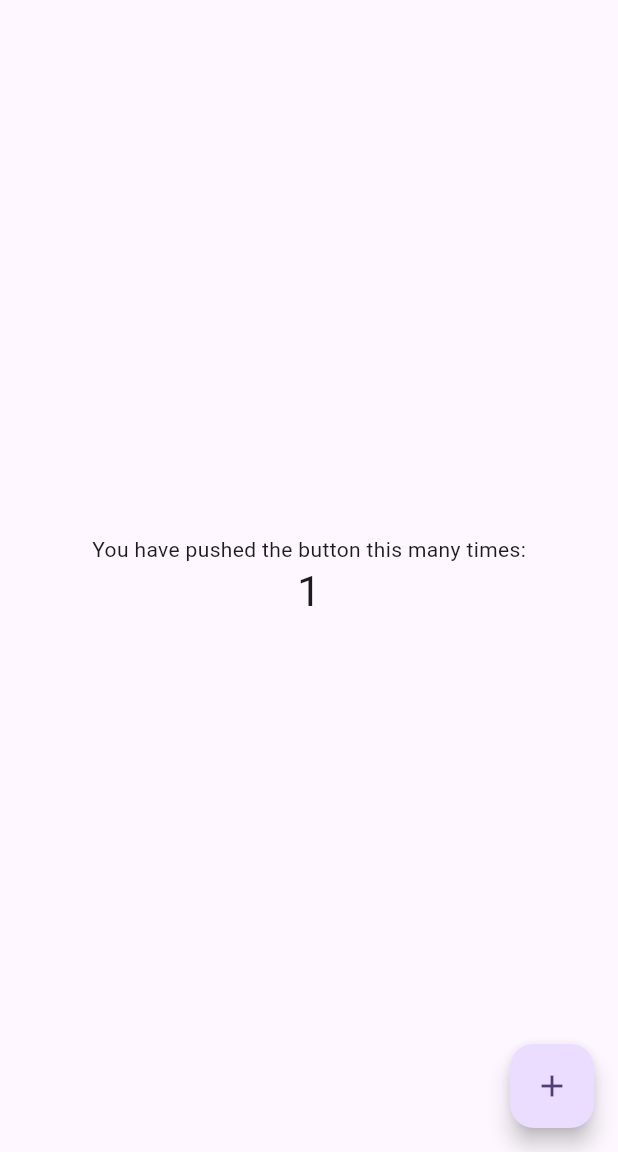
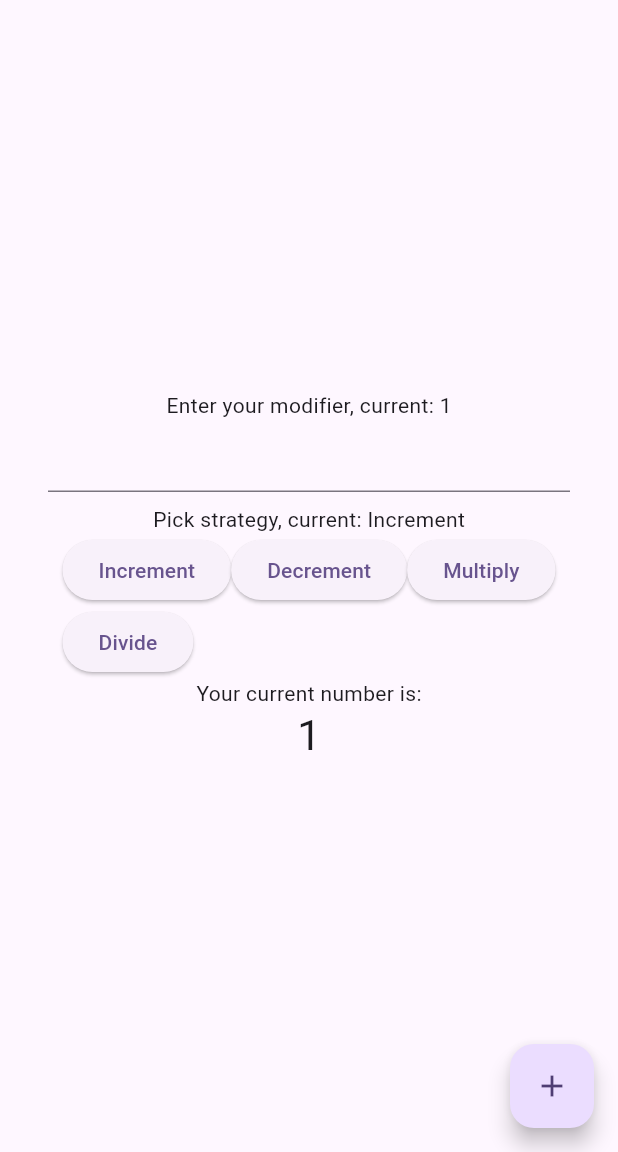
Before and after one commit to Ayman-Barghout/flutter_testing_overview, a Flutter app: the screen it shows after launch, after a tap on the "add" icon, on a phone screen of 412 x 824 dp, the part 84-1236 px from its top. Run offline on Flutter 3.47's test engine with Material 3 defaults, Android fonts, the phone set to English and light mode, and no system bars; our stand-ins replace get_it, shared_preferences; statements that could not run were skipped.

Commit message:
Almost the final version of the app

```diff
--- /dev/null
+++ b/lib/Data/storage_service.dart
@@ -0,0 +1,50 @@
+import 'package:shared_preferences/shared_preferences.dart';
+import 'package:testing/Domain/counter_strategy.dart';
+
+abstract class StorageService {
+  Future<void> saveCounter(int counter);
+  Future<void> saveStrategy(CounterStrategy strategy);
+  int loadCounter();
+  CounterStrategy loadStrategy();
+}
+
+class SharedPreferencesStorageService implements StorageService {
+  SharedPreferencesStorageService(this._preferences);
+
+  final SharedPreferences _preferences;
+
+  @override
+  Future<void> saveCounter(int counter) async {
+    await _preferences.setInt('counter', counter);
+  }
+
+  @override
+  Future<void> saveStrategy(CounterStrategy strategy) async {
+    await _preferences.setString('strategy', strategy.label);
+    await _preferences.setInt('modifier', strategy.modifier);
+  }
+
+  @override
+  int loadCounter() {
+    return _preferences.getInt('counter') ?? 0;
+  }
+
+  @override
+  CounterStrategy loadStrategy() {
+    final strategy = _preferences.getString('strategy');
+    final modifier = _preferences.getInt('modifier') ?? 1;
+    final strategies = [
+      IncrementStrategy(),
+      DecrementStrategy(),
+      MultiplyStrategy(),
+      DivideStrategy(),
+    ];
+
+    final savedStrategy = strategies.firstWhere(
+      (element) => element.label == strategy,
+      orElse: () => IncrementStrategy(),
+    );
+
+    return savedStrategy..modifier = modifier;
+  }
+}
--- /dev/null
+++ b/lib/Domain/counter_strategy.dart
@@ -0,0 +1,46 @@
+abstract class CounterStrategy {
+  int change(int number);
+  String get label;
+  int modifier = 1;
+}
+
+class IncrementStrategy extends CounterStrategy {
+  @override
+  int change(int number) {
+    return number + modifier;
+  }
+
+  @override
+  String get label => 'Increment';
+}
+
+class DecrementStrategy extends CounterStrategy {
+  @override
+  int change(int number) {
+    return number - modifier;
+  }
+
+  @override
+  String get label => 'Decrement';
+}
+
+class MultiplyStrategy extends CounterStrategy {
+  @override
+  int change(int number) {
+    return number * modifier;
+  }
+
+  @override
+  String get label => 'Multiply';
+}
+
+class DivideStrategy extends CounterStrategy {
+  @override
+  int change(int number) {
+    if (number == 0) return 0;
+    return (number / modifier).round();
+  }
+
+  @override
+  String get label => 'Divide';
+}
--- /dev/null
+++ b/lib/Presentation/app.dart
@@ -0,0 +1,103 @@
+import 'package:flutter/material.dart';
+import 'package:get_it/get_it.dart';
+import 'package:testing/Domain/counter_strategy.dart';
+import 'package:testing/Data/storage_service.dart';
+import 'package:testing/Presentation/strategy_picker.dart';
+
+class TestApp extends StatelessWidget {
+  const TestApp({super.key});
+
+  @override
+  Widget build(BuildContext context) {
+    return MaterialApp(
+      title: 'Flutter Demo',
+      theme: ThemeData(
+        colorScheme: ColorScheme.fromSeed(seedColor: Colors.deepPurple),
+        useMaterial3: true,
+      ),
+      home: const MyHomePage(title: 'Flutter Demo Home Page'),
+    );
+  }
+}
+
+class MyHomePage extends StatefulWidget {
+  const MyHomePage({super.key, required this.title});
+
+  final String title;
+
+  @override
+  State<MyHomePage> createState() => _MyHomePageState();
+}
+
+class _MyHomePageState extends State<MyHomePage> {
+  int _counter = 0;
+  CounterStrategy _strategy = IncrementStrategy();
+
+  @override
+  void initState() {
+    super.initState();
+    _counter = GetIt.I.get<StorageService>().loadCounter();
+    _strategy = GetIt.I.get<StorageService>().loadStrategy();
+  }
+
+  void _changeCounter() {
+    setState(() => _counter = _strategy.change(_counter));
+    GetIt.I.get<StorageService>().saveCounter(_counter);
+  }
+
+  void _updateStrategy(CounterStrategy strategy) {
+    setState(() => _strategy = strategy);
+    GetIt.I.get<StorageService>().saveStrategy(strategy);
+  }
+
+  @override
+  Widget build(BuildContext context) {
+    return Scaffold(
+      appBar: AppBar(
+        backgroundColor: Theme.of(context).colorScheme.inversePrimary,
+        title: Text(widget.title),
+      ),
+      body: Center(
+        child: Column(
+          mainAxisAlignment: MainAxisAlignment.center,
+          children: <Widget>[
+            Text('Enter your modifier, current: ${_strategy.modifier}'),
+            Padding(
+              padding: const EdgeInsets.symmetric(horizontal: 32),
+              child: TextField(
+                keyboardType: TextInputType.number,
+                onChanged: (value) {
+                  final number = int.tryParse(value);
+                  if (number == null) return;
+                  final strategy = _strategy..modifier = number;
+                  _updateStrategy(strategy);
+                },
+              ),
+            ),
+            const SizedBox(height: 8),
+            Text('Pick strategy, current: ${_strategy.label}'),
+            StrategyPicker(
+              onSelected: (strategy) {
+                final effectiveStrategy = (strategy..modifier = _strategy.modifier);
+
+                _updateStrategy(effectiveStrategy);
+              },
+            ),
+            const Text(
+              'Your current number is:',
+            ),
+            Text(
+              '$_counter',
+              style: Theme.of(context).textTheme.headlineMedium,
+            ),
+          ],
+        ),
+      ),
+      floatingActionButton: FloatingActionButton(
+        onPressed: _changeCounter,
+        tooltip: 'ChangeNumber',
+        child: const Icon(Icons.add),
+      ), // This trailing comma makes auto-formatting nicer for build methods.
+    );
+  }
+}
--- /dev/null
+++ b/lib/Presentation/strategy_picker.dart
@@ -0,0 +1,28 @@
+import 'package:flutter/material.dart';
+import 'package:testing/Domain/counter_strategy.dart';
+
+class StrategyPicker extends StatelessWidget {
+  const StrategyPicker({required this.onSelected, super.key});
+
+  final ValueChanged<CounterStrategy> onSelected;
+
+  @override
+  Widget build(BuildContext context) {
+    final strategies = <CounterStrategy>[
+      IncrementStrategy(),
+      DecrementStrategy(),
+      MultiplyStrategy(),
+      DivideStrategy(),
+    ];
+    return Wrap(
+      children: strategies
+          .map(
+            (strategy) => ElevatedButton(
+              onPressed: () => onSelected(strategy),
+              child: Text(strategy.label),
+            ),
+          )
+          .toList(),
+    );
+  }
+}
--- a/lib/counter_strategy.dart
+++ /dev/null
@@ -1,33 +0,0 @@
-abstract class CounterStrategy {
-  int change(int number);
-}
-
-class IncrementStrategy implements CounterStrategy {
-  @override
-  int change(int number){
-    return number +1;
-  }
-}
-
-
-class DecrementStrategy implements CounterStrategy {
-  @override
-  int change(int number){
-    return number - 1;
-  }
-}
-
-class MultiplyStrategy implements CounterStrategy {
-  @override
-  int change(int number){
-    return number * number;
-  }
-}
-
-class DivideStrategy implements CounterStrategy {
-  @override
-  int change(int number){
-    if(number == 0) return 0;
-    return number / number;
-  }
-}
--- a/lib/main.dart
+++ b/lib/main.dart
@@ -1,70 +1,19 @@
 import 'package:flutter/material.dart';
+import 'package:get_it/get_it.dart';
+import 'package:shared_preferences/shared_preferences.dart';
+import 'package:testing/Presentation/app.dart';
+import 'package:testing/Data/storage_service.dart';
 
 void main() {
-  runApp(const MyApp());
+  WidgetsFlutterBinding.ensureInitialized();
+
+  GetIt.I.registerSingletonAsync<SharedPreferences>(
+    () async => await SharedPreferences.getInstance(),
+  );
+
+  GetIt.I.registerSingleton<StorageService>(
+    SharedPreferencesStorageService(GetIt.I<SharedPreferences>()),
+  );
+
+  runApp(const TestApp());
 }
-
-class MyApp extends StatelessWidget {
-  const MyApp({super.key});
-
-  @override
-  Widget build(BuildContext context) {
-    return MaterialApp(
-      title: 'Flutter Demo',
-      theme: ThemeData(
-        colorScheme: ColorScheme.fromSeed(seedColor: Colors.deepPurple),
-        useMaterial3: true,
-      ),
-      home: const MyHomePage(title: 'Flutter Demo Home Page'),
-    );
-  }
-}
-
-class MyHomePage extends StatefulWidget {
-  const MyHomePage({super.key, required this.title});
-
-  final String title;
-
-  @override
-  State<MyHomePage> createState() => _MyHomePageState();
-}
-
-class _MyHomePageState extends State<MyHomePage> {
-  int _counter = 0;
-
-  void _incrementCounter() {
-    setState(() {
-      _counter++;
-    });
-  }
-
-  @override
-  Widget build(BuildContext context) {
-    return Scaffold(
-      appBar: AppBar(
-        backgroundColor: Theme.of(context).colorScheme.inversePrimary,
-        title: Text(widget.title),
-      ),
-      body: Center(
-
-        child: Column(
-          mainAxisAlignment: MainAxisAlignment.center,
-          children: <Widget>[
-            const Text(
-              'You have pushed the button this many times:',
-            ),
-            Text(
-              '$_counter',
-              style: Theme.of(context).textTheme.headlineMedium,
-            ),
-          ],
-        ),
-      ),
-      floatingActionButton: FloatingActionButton(
-        onPressed: _incrementCounter,
-        tooltip: 'Increment',
-        child: const Icon(Icons.add),
-      ), // This trailing comma makes auto-formatting nicer for build methods.
-    );
-  }
-}
--- a/pubspec.yaml
+++ b/pubspec.yaml
@@ -34,6 +34,8 @@ dependencies:
   # The following adds the Cupertino Icons font to your application.
   # Use with the CupertinoIcons class for iOS style icons.
   cupertino_icons: ^1.0.8
+  shared_preferences: ^2.3.5
+  get_it: ^8.0.3
 
 dev_dependencies:
   flutter_test:
```
Also changed, not shown: lib/app.dart (deleted), pubspec.lock, 3 other files.
